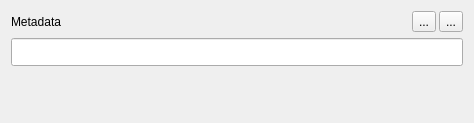
The window that src/ui/_ui/docmetadatawidget.ui (LambolAlee/recmed2) describes before a commit, drawn with Qt 5.
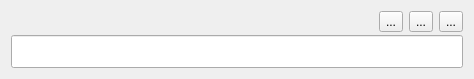
The same window after the commit. The open tabs and pages were chosen to show the change.

The edit to the form file:
```diff
--- a/src/ui/_ui/docmetadatawidget.ui
+++ b/src/ui/_ui/docmetadatawidget.ui
@@ -7,17 +7,73 @@
     <x>0</x>
     <y>0</y>
     <width>474</width>
-    <height>123</height>
+    <height>79</height>
    </rect>
   </property>
   <property name="windowTitle">
    <string>Form</string>
   </property>
-  <layout class="QGridLayout" name="gridLayout_3">
-   <item row="2" column="0">
-    <widget class="QWidget" name="tagsWidget" native="true"/>
+  <layout class="QVBoxLayout" name="docmetadataLayout">
+   <property name="spacing">
+    <number>3</number>
+   </property>
+   <item>
+    <widget class="QWidget" name="operationWidget" native="true">
+     <layout class="QHBoxLayout" name="horizontalLayout_2">
+      <property name="leftMargin">
+       <number>0</number>
+      </property>
+      <property name="topMargin">
+       <number>0</number>
+      </property>
+      <property name="rightMargin">
+       <number>0</number>
+      </property>
+      <property name="bottomMargin">
+       <number>0</number>
+      </property>
+      <item>
+       <spacer name="horizontalSpacer">
+        <property name="orientation">
+         <enum>Qt::Orientation::Horizontal</enum>
+        </property>
+        <property name="sizeHint" stdset="0">
+         <size>
+          <width>40</width>
+          <height>20</height>
+         </size>
+        </property>
+       </spacer>
+      </item>
+      <item>
+       <layout class="QHBoxLayout" name="horizontalLayout">
+        <item>
+         <widget class="QToolButton" name="editToolButton">
+          <property name="text">
+           <string>...</string>
+          </property>
+         </widget>
+        </item>
+        <item>
+         <widget class="QToolButton" name="discardToolButton">
+          <property name="text">
+           <string>...</string>
+          </property>
+         </widget>
+        </item>
+        <item>
+         <widget class="QToolButton" name="saveToolButton">
+          <property name="text">
+           <string>...</string>
+          </property>
+         </widget>
+        </item>
+       </layout>
+      </item>
+     </layout>
+    </widget>
    </item>
-   <item row="1" column="0">
+   <item>
     <widget class="QStackedWidget" name="title">
      <property name="currentIndex">
       <number>0</number>
@@ -73,78 +129,6 @@
      </widget>
     </widget>
    </item>
-   <item row="3" column="0">
-    <spacer name="verticalSpacer">
-     <property name="orientation">
-      <enum>Qt::Orientation::Vertical</enum>
-     </property>
-     <property name="sizeHint" stdset="0">
-      <size>
-       <width>20</width>
-       <height>40</height>
-      </size>
-     </property>
-    </spacer>
-   </item>
-   <item row="0" column="0">
-    <layout class="QHBoxLayout" name="horizontalLayout">
-     <item>
-      <widget class="QLabel" name="label">
-       <property name="text">
-        <string>Metadata</string>
-       </property>
-      </widget>
-     </item>
-     <item>
-      <spacer name="horizontalSpacer">
-       <property name="orientation">
-        <enum>Qt::Orientation::Horizontal</enum>
-       </property>
-       <property name="sizeHint" stdset="0">
-        <size>
-         <width>258</width>
-         <height>20</height>
-        </size>
-       </property>
-      </spacer>
-     </item>
-     <item>
-      <widget class="QWidget" name="metadataEditButtons" native="true">
-       <layout class="QHBoxLayout" name="horizontalLayout_2">
-        <property name="spacing">
-         <number>3</number>
-        </property>
-        <property name="leftMargin">
-         <number>0</number>
-        </property>
-        <property name="topMargin">
-         <number>0</number>
-        </property>
-        <property name="rightMargin">
-         <number>0</number>
-        </property>
-        <property name="bottomMargin">
-         <number>0</number>
-        </property>
-        <item>
-         <widget class="QToolButton" name="discardButton">
-          <property name="text">
-           <string>...</string>
-          </property>
-         </widget>
-        </item>
-        <item>
-         <widget class="QToolButton" name="saveButton">
-          <property name="text">
-           <string>...</string>
-          </property>
-         </widget>
-        </item>
-       </layout>
-      </widget>
-     </item>
-    </layout>
-   </item>
   </layout>
  </widget>
  <resources/>
```
Left out of the diff: 2 changed lines with no effect on the pictures.
